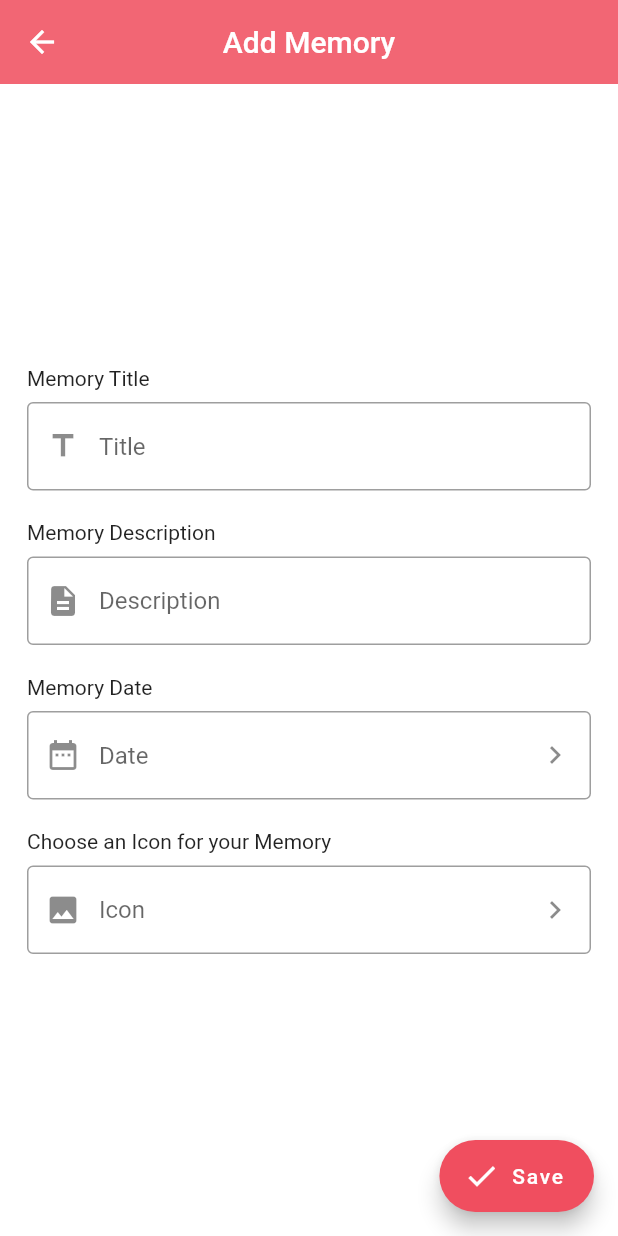
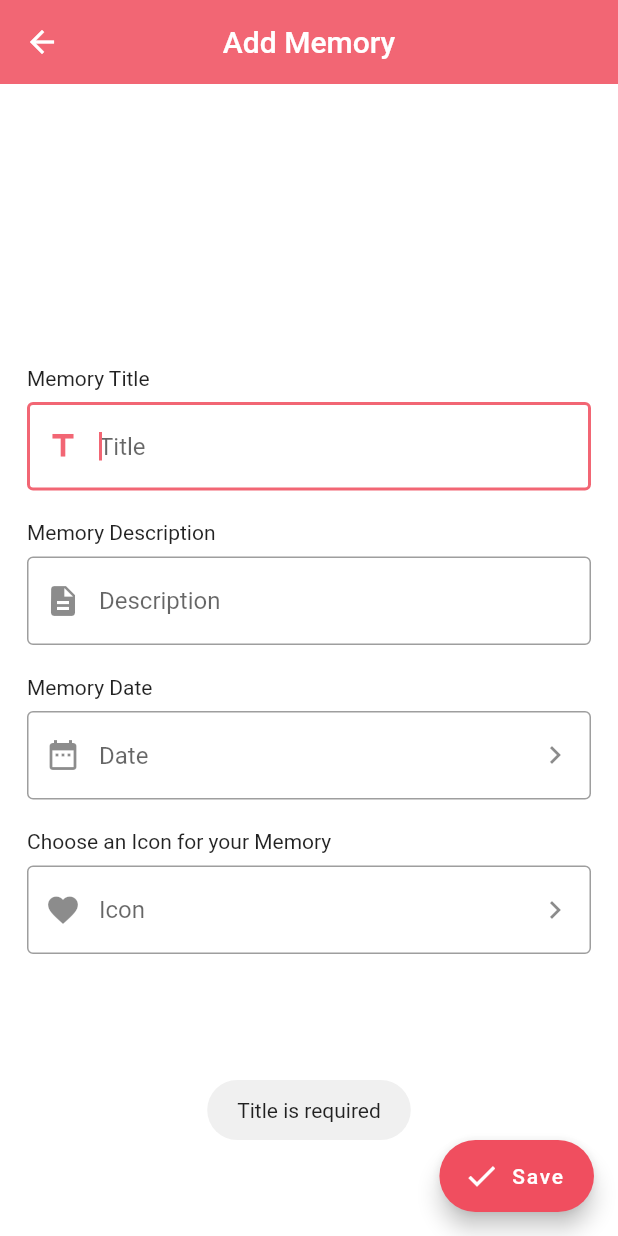
Before and after one commit to HeySreelal/SweetCards, a Flutter app: the AddMemory screen opened directly, after a tap on "Save", on a phone screen of 412 x 824 dp. Run offline on Flutter 3.47's test engine with Material 2 defaults, Android fonts, the phone set to English and light mode, and no system bars; our stand-ins replace cloud_firestore, firebase_auth, firebase_core, fluttertoast, google_sign_in; accounts and stored records are empty; generated files the repository leaves out were written again; network calls fail.

Commit message:
Halway there 🛰

```diff
--- a/lib/components/field.dart
+++ b/lib/components/field.dart
@@ -28,6 +28,10 @@ class SweetField extends StatelessWidget {
     this.capitalization = TextCapitalization.sentences,
     this.leading,
     this.trailing,
+    this.onTap,
+    this.onChanged,
+    this.borderRadius,
+    this.shouldCurve = false,
   }) : super(key: key);
 
   final TextEditingController? controller;
@@ -40,6 +44,10 @@ class SweetField extends StatelessWidget {
   final TextCapitalization capitalization;
   final Widget? leading;
   final Widget? trailing;
+  final VoidCallback? onTap;
+  final Function(String)? onChanged;
+  final bool shouldCurve;
+  final BorderRadius? borderRadius;
 
   @override
   Widget build(BuildContext context) {
@@ -51,10 +59,17 @@ class SweetField extends StatelessWidget {
       decoration: InputDecoration(
         hintText: hintText,
         labelText: labelText,
-        border: const OutlineInputBorder(),
+        border: shouldCurve
+            ? OutlineInputBorder(
+                borderRadius: borderRadius!,
+              )
+            : const OutlineInputBorder(),
         prefixIcon: leading,
         suffixIcon: trailing,
       ),
+      onTap: onTap,
+      onChanged: onChanged,
+      textCapitalization: capitalization,
     );
   }
 }
--- a/lib/models/card.dart
+++ b/lib/models/card.dart
@@ -1,9 +1,11 @@
+import 'package:sweetcards/models/icon.dart';
+
 class SweetCard {
   String id;
-  String date;
+  DateTime date;
   String title;
   String user;
-  String? icon;
+  SweetIcon icon;
   String? description;
 
   SweetCard({
@@ -11,16 +13,16 @@ class SweetCard {
     required this.date,
     required this.title,
     required this.user,
-    this.icon,
+    required this.icon,
     this.description,
   });
 
   factory SweetCard.fromCloud(Map<String, dynamic> json, String id) {
     return SweetCard(
       id: id,
-      date: json['date'] as String,
+      date: json['date'].toDate(),
       title: json['title'] as String,
-      icon: json['icon'] ?? "default",
+      icon: SweetIcon.fromCloud(json['icon']),
       description: json['description'],
       user: json['user'],
     );
@@ -30,7 +32,7 @@ class SweetCard {
     return {
       'date': date,
       'title': title,
-      'icon': icon,
+      'icon': icon.toCloud(),
       'description': description,
       'user': user,
     };
--- /dev/null
+++ b/lib/models/icon.dart
@@ -0,0 +1,68 @@
+import 'package:flutter/material.dart';
+
+class SweetIcon {
+  String name;
+  IconData icon;
+
+  SweetIcon(this.name, this.icon);
+
+  factory SweetIcon.fromCloud(String name) {
+    if (name == "default") return SweetIcons.defaultIcon;
+
+    return SweetIcons.list.singleWhere(
+      (element) => element.name == name,
+      orElse: () => SweetIcons.defaultIcon,
+    );
+  }
+
+  String toCloud() {
+    return name;
+  }
+}
+
+class SweetIcons {
+  static SweetIcon get defaultIcon => favourite;
+
+  static final favourite = SweetIcon('Favourite', Icons.favorite);
+  static final birthday = SweetIcon('Birthday', Icons.cake);
+  static final diamond = SweetIcon("Diamond", Icons.diamond);
+  static final gift = SweetIcon("Gift", Icons.card_giftcard);
+  static final emoji = SweetIcon("Emoji", Icons.emoji_emotions);
+  static final home = SweetIcon("Home", Icons.home);
+  static final lock = SweetIcon("Lock", Icons.lock);
+  static final shoppingCart = SweetIcon("Shopping Cart", Icons.shopping_cart);
+  static final smile = SweetIcon("Smile", Icons.sentiment_satisfied);
+  static final star = SweetIcon("Star", Icons.star);
+  static final tick = SweetIcon("Tick", Icons.check);
+  static final tickBox = SweetIcon("Tick Box", Icons.check_box);
+  static final questionAnswer = SweetIcon(
+    "Question Answer",
+    Icons.question_answer,
+  );
+  static final savings = SweetIcon("Savings", Icons.savings);
+  static final pets = SweetIcon("Pets", Icons.pets);
+  static final work = SweetIcon("Work", Icons.work);
+  static final code = SweetIcon("Code", Icons.code);
+  static final medication = SweetIcon("Medication", Icons.medical_services);
+
+  static List<SweetIcon> get list => [
+        favourite,
+        birthday,
+        diamond,
+        gift,
+        emoji,
+        home,
+        lock,
+        shoppingCart,
+        smile,
+        star,
+        tick,
+        tickBox,
+        questionAnswer,
+        savings,
+        pets,
+        work,
+        code,
+        medication
+      ];
+}
--- a/lib/screens/add.dart
+++ b/lib/screens/add.dart
@@ -1,5 +1,11 @@
 import 'package:flutter/material.dart';
 import 'package:sweetcards/components/field.dart';
+import 'package:sweetcards/models/card.dart';
+import 'package:sweetcards/models/icon.dart';
+import 'package:sweetcards/screens/icon_selection.dart';
+import 'package:sweetcards/services/db.dart';
+import 'package:sweetcards/utils/date.dart';
+import 'package:sweetcards/utils/toast.dart';
 
 class AddMemory extends StatefulWidget {
   const AddMemory({Key? key}) : super(key: key);
@@ -9,55 +15,168 @@ class AddMemory extends StatefulWidget {
 }
 
 class _AddMemoryState extends State<AddMemory> {
+  DateTime date = DateTime.now();
+  SweetIcon icon = SweetIcons.defaultIcon;
+
+  TextEditingController title = TextEditingController();
+  TextEditingController description = TextEditingController();
+  TextEditingController memoryDate = TextEditingController();
+  TextEditingController memoryIcon = TextEditingController();
+
+  FocusNode titleFocus = FocusNode();
+  FocusNode descriptionFocus = FocusNode();
+  FocusNode memoryDateFocus = FocusNode();
+  FocusNode memoryIconFocus = FocusNode();
+
+  bool isWorking = false;
+
+  void _selectDate(BuildContext context) async {
+    final _d = await showDatePicker(
+      context: context,
+      initialDate: date,
+      firstDate: DateTime(1900),
+      lastDate: DateTime(2100),
+    );
+    if (_d != null) {
+      setState(() {
+        date = _d;
+        memoryDate.text = formatedDate(date);
+      });
+    }
+  }
+
+  void _selectAndSetIcon() async {
+    SweetIcon? _icon = await Navigator.push<SweetIcon>(
+      context,
+      MaterialPageRoute(
+        builder: (context) => const IconSelection(),
+      ),
+    );
+    if (_icon != null) {
+      setState(() {
+        memoryIcon.text = _icon.name;
+        icon = _icon;
+      });
+    }
+  }
+
+  void _setWorking() {
+    isWorking = !isWorking;
+    setState(() {});
+  }
+
+  void _save() async {
+    if (title.text.trim().isEmpty) {
+      showMsg("Title is required");
+      titleFocus.requestFocus();
+      return;
+    }
+    if (description.text.trim().isEmpty) {
+      showMsg("Description is required");
+      descriptionFocus.requestFocus();
+      return;
+    }
+    if (memoryDate.text.trim().isEmpty) {
+      showMsg("Date is required");
+      memoryDateFocus.requestFocus();
+      return;
+    }
+    _setWorking();
+
+    final _card = SweetCard(
+      title: title.text,
+      description: description.text,
+      date: date,
+      icon: icon,
+      id: '',
+      user: '',
+    );
+
+    await SweetUniverse().newCard(_card);
+    _clear();
+    _setWorking();
+  }
+
+  void _clear() {
+    title.clear();
+    description.clear();
+    memoryDate.clear();
+    memoryIcon.clear();
+    date = DateTime.now();
+    icon = SweetIcons.defaultIcon;
+    setState(() {});
+  }
+
   @override
   Widget build(BuildContext context) {
     return Scaffold(
       appBar: AppBar(
-        title: Text('Add Memory'),
+        title: const Text('Add Memory'),
+        bottom: isWorking
+            ? const PreferredSize(
+                preferredSize: Size.fromHeight(8),
+                child: LinearProgressIndicator(),
+              )
+            : null,
       ),
       body: Padding(
         padding: const EdgeInsets.all(18.0),
         child: Column(
           crossAxisAlignment: CrossAxisAlignment.start,
           mainAxisAlignment: MainAxisAlignment.center,
-          children: const <Widget>[
-            SweetLabel("Memory Title"),
+          children: <Widget>[
+            const SweetLabel("Memory Title"),
             SweetField(
+              capitalization: TextCapitalization.words,
               hintText: 'Title',
-              leading: Icon(Icons.title),
+              leading: const Icon(Icons.title),
+              controller: title,
+              focusNode: titleFocus,
             ),
-            SizedBox(
+            const SizedBox(
               height: 20,
             ),
-            SweetLabel("Memory Description"),
+            const SweetLabel("Memory Description"),
             SweetField(
               hintText: 'Description',
-              leading: Icon(Icons.description),
+              leading: const Icon(Icons.description),
+              controller: description,
+              focusNode: descriptionFocus,
             ),
-            SizedBox(
+            const SizedBox(
               height: 20,
             ),
-            SweetLabel("Memory Date"),
+            const SweetLabel("Memory Date"),
             SweetField(
+              value: memoryDate.text,
+              readOnly: true,
               hintText: 'Date',
-              leading: Icon(Icons.date_range),
-              trailing: Icon(Icons.chevron_right),
+              leading: const Icon(Icons.date_range),
+              trailing: const Icon(Icons.chevron_right),
+              controller: memoryDate,
+              focusNode: memoryDateFocus,
+              onTap: () => _selectDate(context),
             ),
-            SizedBox(
+            const SizedBox(
               height: 20,
             ),
-            SweetLabel("Choose an Icon for your Memory"),
+            const SweetLabel("Choose an Icon for your Memory"),
             SweetField(
               hintText: 'Icon',
-              leading: Icon(Icons.image),
-              trailing: Icon(Icons.chevron_right),
+              leading: Icon(icon.icon),
+              trailing: const Icon(Icons.chevron_right),
+              controller: memoryIcon,
+              focusNode: memoryIconFocus,
+              readOnly: true,
+              value: memoryIcon.text,
+              onTap: _selectAndSetIcon,
             ),
           ],
         ),
       ),
       floatingActionButton: FloatingActionButton.extended(
         foregroundColor: Colors.white,
-        onPressed: () {},
+        onPressed: () => _save(),
         label: const Text("Save"),
         icon: const Icon(
           Icons.done,
--- a/lib/utils/theme.dart
+++ b/lib/utils/theme.dart
@@ -3,6 +3,7 @@ import 'package:flutter/material.dart';
 class SweetTheme {
   static Color primaryColor = const Color(0xFFF26674);
   static Color secondaryColor = const Color(0xFFF04E5F);
+  static Color white = Colors.white;
 
   static ThemeData get theme => ThemeData(
         primaryColor: primaryColor,
```
Also changed, not shown: lib/screens/icon_selection.dart (added, +74 -0 lines), lib/services/db.dart (+11 -0 lines), lib/utils/date.dart (added, +18 -0 lines).
